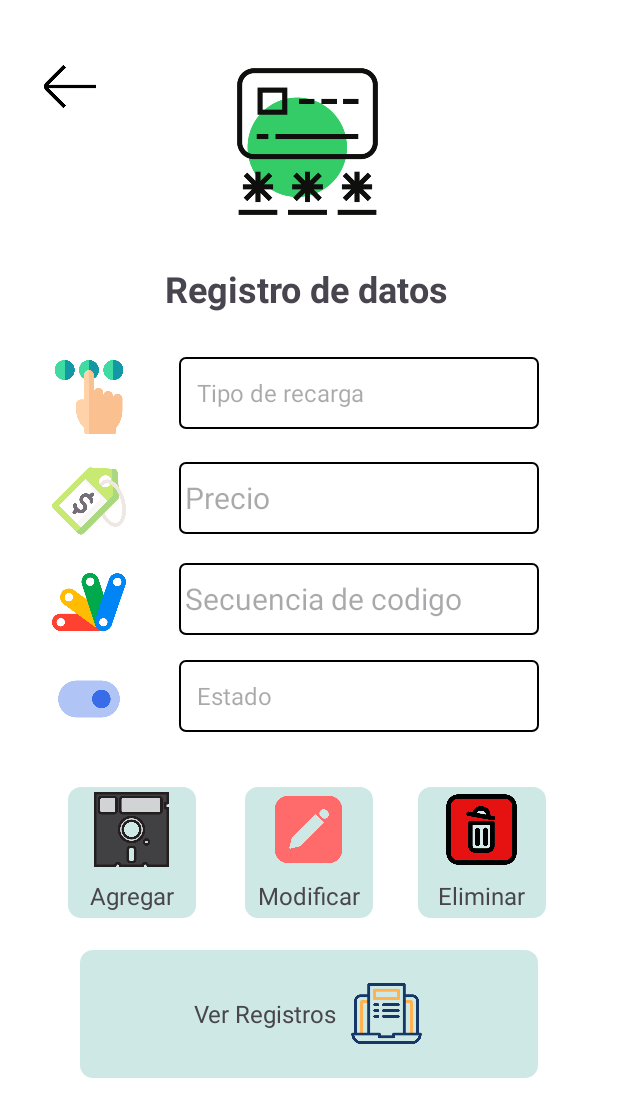
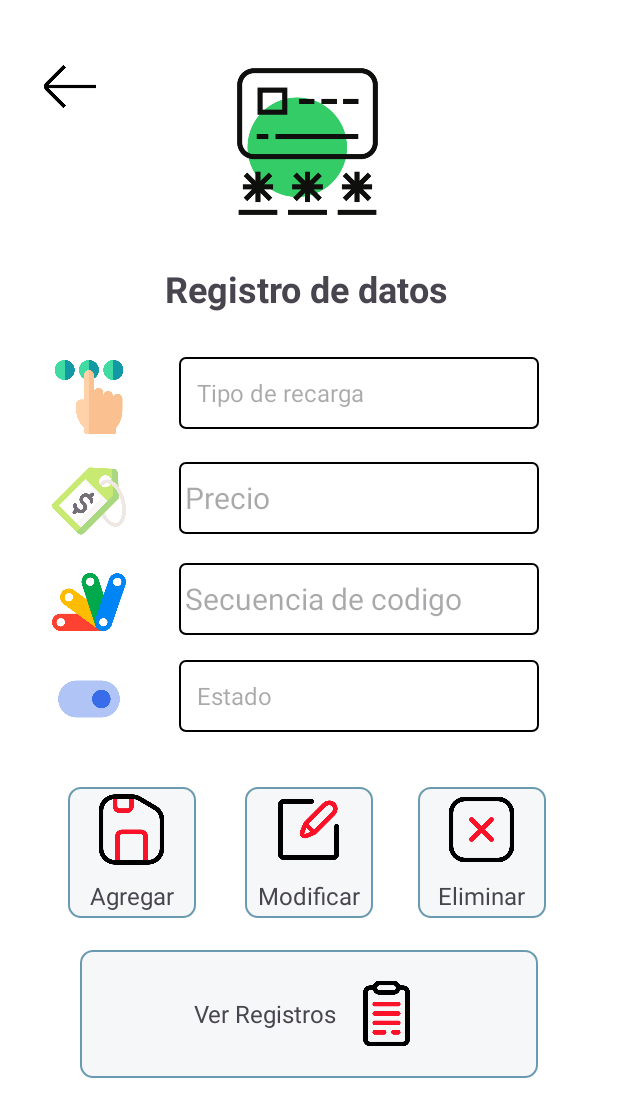
Before and after one commit to carlosEnriqueGC/ProyectoANDROID2024, an Android app: the pantalla_ingreso_codigosu screen opened directly, with no data from a screen before it, on a phone screen of 412 x 824 dp. Shown: the top 1117 px of the screen. Run offline under Robolectric (Android 15) with nearby library versions, the phone set to English and light mode, and no system bars.

Commit message:
cambios de iconos en los botones de guardar, modificar y eliminar

```diff
--- a/PROYECTORECARGAAPP/app/src/main/res/drawable/rounded_corner_icons.xml
+++ b/PROYECTORECARGAAPP/app/src/main/res/drawable/rounded_corner_icons.xml
@@ -1,8 +1,8 @@
 <?xml version="1.0" encoding="utf-8"?>
 <shape xmlns:android="http://schemas.android.com/apk/res/android">
-    <solid android:color="#CDE8E5"/> <!-- Color de fondo -->
+    <solid android:color="#F5F7F8"/> <!-- Color de fondo -->
     <corners android:radius="8dp"/>  <!-- Radio de borde redondeado -->
     <stroke
         android:width="1dp"
-        android:color="#CDE8E5"/> <!-- Color y ancho del borde -->
+        android:color="#6A9AB0"/> <!-- Color y ancho del borde -->
 </shape>
--- a/PROYECTORECARGAAPP/app/src/main/res/layout/activity_menu_desplegable.xml
+++ b/PROYECTORECARGAAPP/app/src/main/res/layout/activity_menu_desplegable.xml
@@ -49,7 +49,7 @@
         android:layout_width="wrap_content"
         android:layout_height="wrap_content"
         android:layout_marginStart="24dp"
-        android:text="Ingreso de datos"
+        android:text="Otras opciones"
         android:textSize="24sp"
         android:textStyle="bold"
         app:layout_constraintBottom_toBottomOf="parent"
@@ -131,8 +131,8 @@
             android:layout_alignParentBottom="true"
             android:layout_marginStart="5dp"
             android:layout_marginTop="5dp"
-            android:layout_marginBottom="5dp"
-            android:text="Codigos Utilizados"
+            android:layout_marginBottom="0dp"
+            android:text="Mantenimiento de codigos"
             android:textAlignment="viewStart"
             android:textAllCaps="false"
             android:textColor="@android:color/black"
--- a/PROYECTORECARGAAPP/app/src/main/res/layout/activity_pantalla_ingreso_codigosu.xml
+++ b/PROYECTORECARGAAPP/app/src/main/res/layout/activity_pantalla_ingreso_codigosu.xml
@@ -183,7 +183,7 @@
             android:layout_width="50dp"
             android:layout_height="50dp"
             android:contentDescription="Logo"
-            android:src="@drawable/iconregistro" />
+            android:src="@drawable/icon_registro" />
     </LinearLayout>
 
     <LinearLayout
@@ -205,7 +205,7 @@
             android:layout_width="50dp"
             android:layout_height="50dp"
             android:contentDescription="Logo"
-            android:src="@drawable/botoneliminar" />
+            android:src="@drawable/icon_eliminar" />
 
         <TextView
             android:id="@+id/text_EliminarCU"
@@ -235,7 +235,7 @@
             android:layout_width="50dp"
             android:layout_height="50dp"
             android:contentDescription="Logo"
-            android:src="@drawable/guardar" />
+            android:src="@drawable/icon_guardar" />
 
         <TextView
             android:id="@+id/text_guardarCU"
@@ -264,7 +264,7 @@
             android:layout_width="50dp"
             android:layout_height="50dp"
             android:contentDescription="Logo"
-            android:src="@drawable/modificar" />
+            android:src="@drawable/icon_modificar" />
 
         <TextView
             android:id="@+id/text_ModificarCU"
```
Also changed, not shown: PROYECTORECARGAAPP/app/src/main/java/com/umg/clarorecargasapp/pantalla_ingreso_codigosu.java (+8 -3 lines), PROYECTORECARGAAPP/app/src/main/res/layout/activity_pantalla_ingreso_tienda.xml (+4 -4 lines), PROYECTORECARGAAPP/app/src/main/res/drawable/botoneliminar.png (deleted), PROYECTORECARGAAPP/app/src/main/res/drawable/guardar.png (deleted), PROYECTORECARGAAPP/app/src/main/res/drawable/icon_eliminar.png (added), PROYECTORECARGAAPP/app/src/main/res/drawable/icon_guardar.png (added), PROYECTORECARGAAPP/app/src/main/res/drawable/icon_modificar.png (added), PROYECTORECARGAAPP/app/src/main/res/drawable/icon_registro.png (added), PROYECTORECARGAAPP/app/src/main/res/drawable/modificar.png (deleted).
